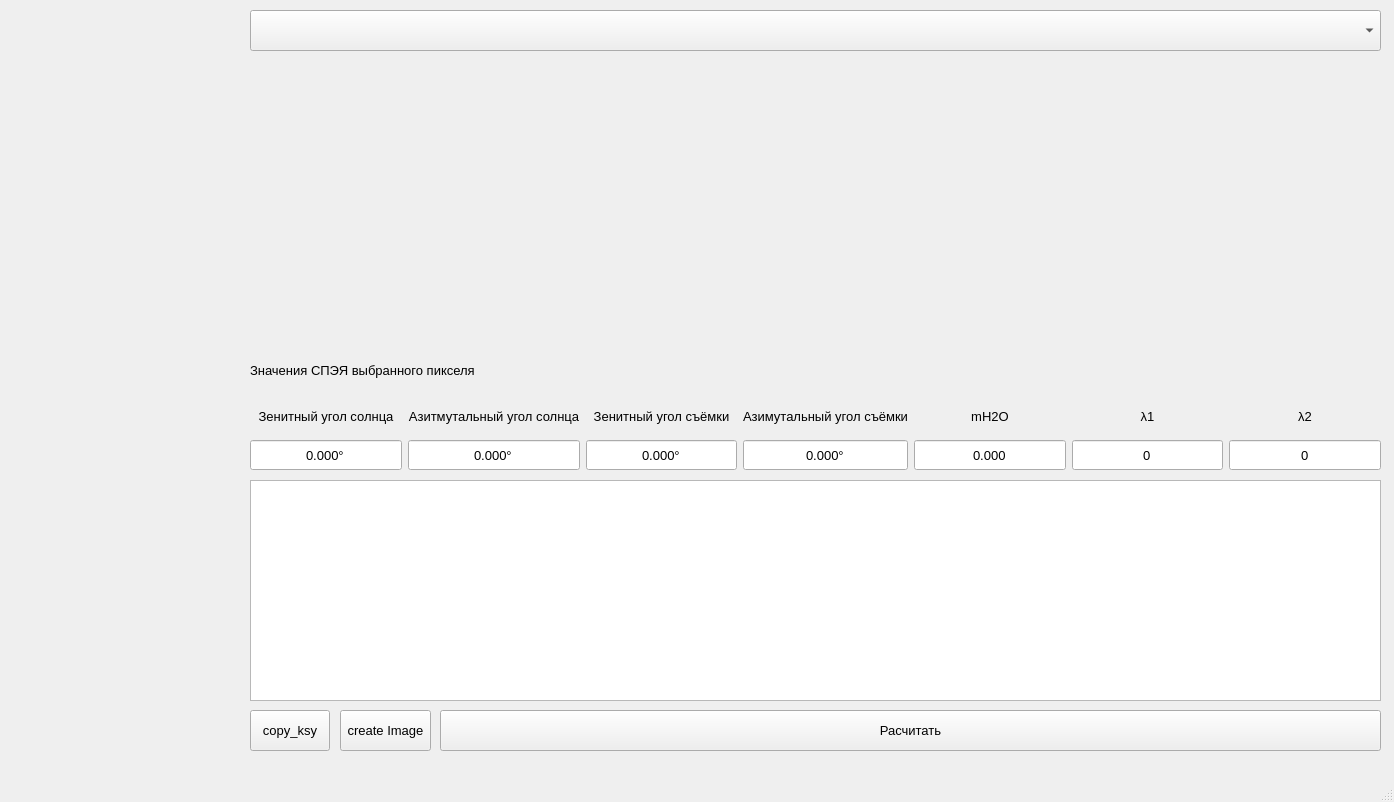
The window that atm_correction/AtmCorrectionMainWindow.ui (ValeryStk/satellite_comparator) describes before a commit, drawn with Qt 5.
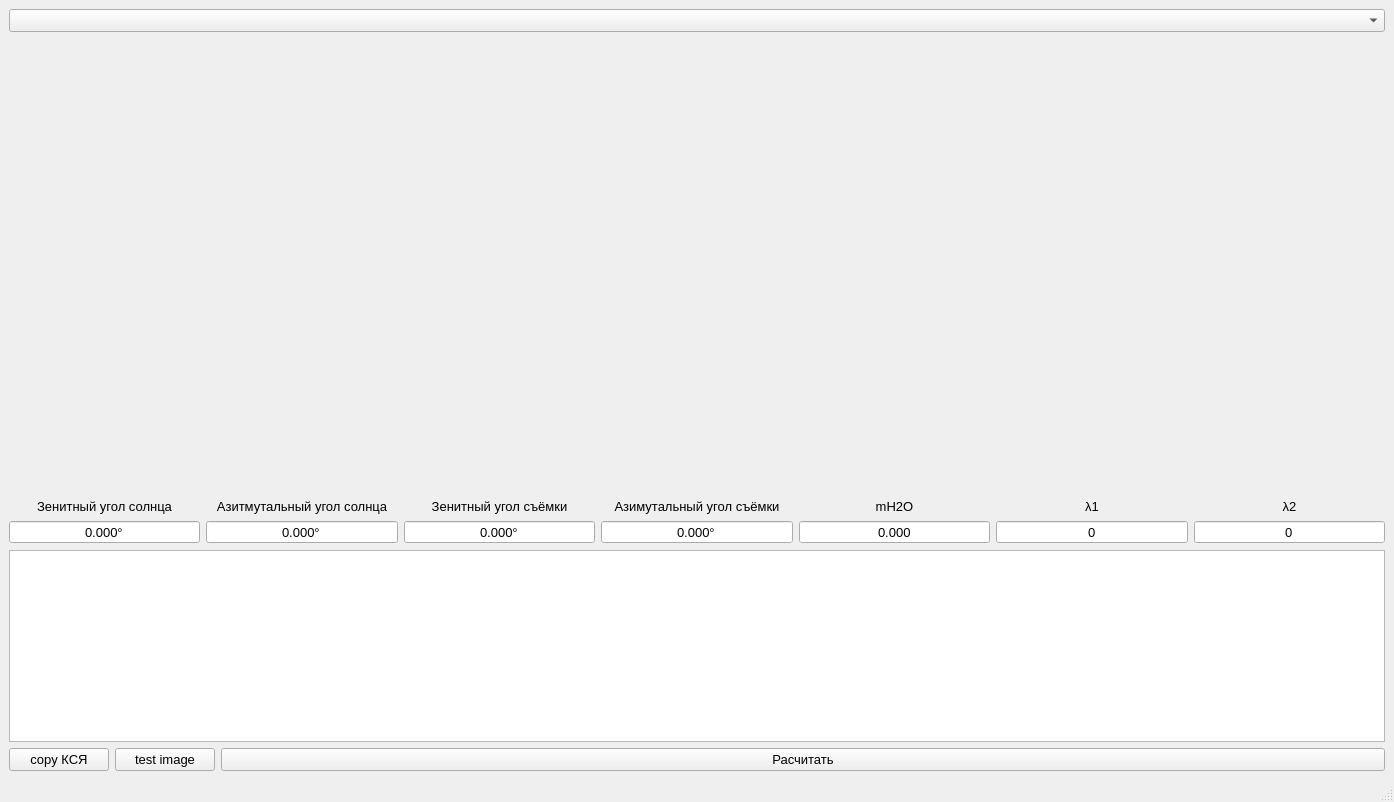
The same window after the commit. Custom widgets are drawn as their Qt base class.

Commit message: add Sentinel2C responses to AtmCorrection

The edit to the form file:
```diff
--- a/atm_correction/AtmCorrectionMainWindow.ui
+++ b/atm_correction/AtmCorrectionMainWindow.ui
@@ -26,62 +26,41 @@
    <string>Тестовый модуль атмосферной коррекции</string>
   </property>
   <widget class="QWidget" name="centralwidget">
-   <widget class="QWidget" name="layoutWidget">
-    <property name="geometry">
-     <rect>
-      <x>9</x>
-      <y>9</y>
-      <width>231</width>
-      <height>741</height>
-     </rect>
-    </property>
+   <layout class="QVBoxLayout" name="verticalLayout_6">
+    <item>
+     <layout class="QHBoxLayout" name="horizontalLayout_2">
+      <item>
     <layout class="QVBoxLayout" name="verticalLayout_checkBoxes"/>
-   </widget>
-   <widget class="QPushButton" name="pushButton_calculateBlack">
-    <property name="geometry">
-     <rect>
-      <x>440</x>
-      <y>710</y>
-      <width>941</width>
-      <height>41</height>
-     </rect>
-    </property>
-    <property name="text">
-     <string>Расчитать</string>
-    </property>
-   </widget>
+      </item>
+      <item>
+       <layout class="QVBoxLayout" name="verticalLayout_4">
+        <item>
+         <widget class="QComboBox" name="comboBox_satellite_type">
+          <property name="sizePolicy">
+           <sizepolicy hsizetype="Preferred" vsizetype="Fixed">
+            <horstretch>0</horstretch>
+            <verstretch>0</verstretch>
+           </sizepolicy>
+          </property>
+          <property name="font">
+           <font>
+            <family>Segoe UI</family>
+            <pointsize>10</pointsize>
+           </font>
+          </property>
+         </widget>
+        </item>
+        <item>
    <widget class="QCustomPlot" name="widget_atm_params" native="true">
-    <property name="geometry">
-     <rect>
-      <x>250</x>
-      <y>60</y>
-      <width>1131</width>
-      <height>291</height>
-     </rect>
-    </property>
-   </widget>
-   <widget class="QLabel" name="label_pixel_bands">
-    <property name="geometry">
-     <rect>
-      <x>250</x>
-      <y>350</y>
-      <width>1131</width>
-      <height>41</height>
-     </rect>
-    </property>
-    <property name="text">
-     <string>Значения СПЭЯ выбранного пикселя</string>
-    </property>
-   </widget>
-   <widget class="QWidget" name="layoutWidget">
-    <property name="geometry">
-     <rect>
-      <x>250</x>
-      <y>400</y>
-      <width>1131</width>
-      <height>71</height>
-     </rect>
-    </property>
+          <property name="sizePolicy">
+           <sizepolicy hsizetype="Preferred" vsizetype="Expanding">
+            <horstretch>0</horstretch>
+            <verstretch>0</verstretch>
+           </sizepolicy>
+          </property>
+         </widget>
+        </item>
+        <item>
     <layout class="QHBoxLayout" name="horizontalLayout_7">
      <item>
       <layout class="QVBoxLayout" name="verticalLayout_10">
@@ -405,65 +384,71 @@
       </layout>
      </item>
     </layout>
-   </widget>
-   <widget class="QComboBox" name="comboBox_satellite_type">
-    <property name="geometry">
-     <rect>
-      <x>250</x>
-      <y>10</y>
-      <width>1131</width>
-      <height>41</height>
-     </rect>
-    </property>
-    <property name="sizePolicy">
-     <sizepolicy hsizetype="Preferred" vsizetype="Preferred">
-      <horstretch>0</horstretch>
-      <verstretch>0</verstretch>
-     </sizepolicy>
-    </property>
-    <property name="font">
-     <font>
-      <family>Segoe UI</family>
-      <pointsize>10</pointsize>
-     </font>
-    </property>
-   </widget>
+        </item>
+        <item>
    <widget class="QTableWidget" name="tableWidget_uknown_params">
-    <property name="geometry">
-     <rect>
-      <x>250</x>
-      <y>480</y>
-      <width>1131</width>
-      <height>221</height>
-     </rect>
-    </property>
-   </widget>
+          <property name="sizePolicy">
+           <sizepolicy hsizetype="Expanding" vsizetype="Preferred">
+            <horstretch>0</horstretch>
+            <verstretch>0</verstretch>
+           </sizepolicy>
+          </property>
+         </widget>
+        </item>
+        <item>
+         <layout class="QHBoxLayout" name="horizontalLayout">
+          <item>
    <widget class="QPushButton" name="pushButton_CopyKsy">
-    <property name="geometry">
-     <rect>
-      <x>250</x>
-      <y>710</y>
-      <width>80</width>
-      <height>41</height>
-     </rect>
+            <property name="minimumSize">
+             <size>
+              <width>100</width>
+              <height>0</height>
+             </size>
+            </property>
+            <property name="maximumSize">
+             <size>
+              <width>100</width>
+              <height>16777215</height>
+             </size>
     </property>
     <property name="text">
-     <string>copy_ksy</string>
-    </property>
-   </widget>
+             <string>copy КСЯ</string>
+            </property>
+           </widget>
+          </item>
+          <item>
    <widget class="QPushButton" name="pushButton_create_Image">
-    <property name="geometry">
-     <rect>
-      <x>340</x>
-      <y>710</y>
-      <width>91</width>
-      <height>41</height>
-     </rect>
-    </property>
+            <property name="minimumSize">
+             <size>
+              <width>100</width>
+              <height>0</height>
+             </size>
+            </property>
+            <property name="maximumSize">
+             <size>
+              <width>100</width>
+              <height>16777215</height>
+             </size>
+            </property>
     <property name="text">
-     <string>create Image</string>
-    </property>
-   </widget>
+             <string>test image</string>
+            </property>
+           </widget>
+          </item>
+          <item>
+           <widget class="QPushButton" name="pushButton_calculateBlack">
+            <property name="text">
+             <string>Расчитать</string>
+            </property>
+           </widget>
+          </item>
+         </layout>
+        </item>
+       </layout>
+      </item>
+     </layout>
+    </item>
+   </layout>
   </widget>
   <widget class="QMenuBar" name="menubar">
    <property name="geometry">
```
Lines whose indentation alone changed are shown as unchanged. The commit also changes 6 other files.
